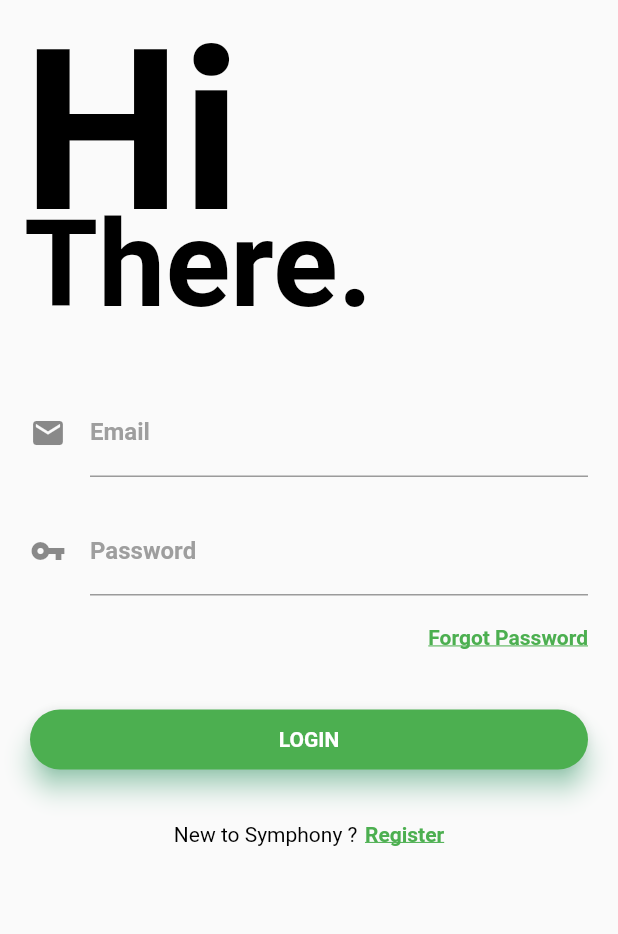
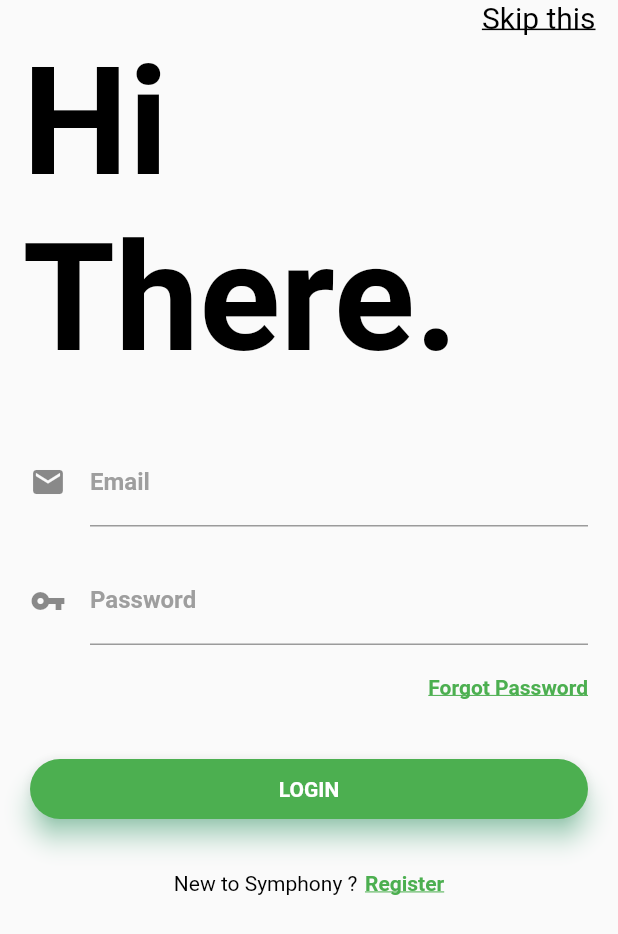
Before and after one commit to hetvikothari/Symphony, a Flutter app: the screen it shows after launch, on a phone screen of 412 x 824 dp. Shown: the top 934 px of the screen. Run offline on Flutter 3.47's test engine with Material 2 defaults, Android fonts, the phone set to English and light mode, and no system bars; Roboto replaces fonts that are missing (Montserrat); project files that could hold a hidden picture were left out.

Commit message:
Login and Signup Pages Added

```diff
--- a/symphony/lib/login.dart
+++ b/symphony/lib/login.dart
@@ -24,17 +24,17 @@
             crossAxisAlignment: CrossAxisAlignment.start,
             children: <Widget>[
               Container(
-                child: Stack(
+                padding: EdgeInsets.fromLTRB(15.0, 0.0, 15.0, 0.0),
+                child: Column(
+                  crossAxisAlignment: CrossAxisAlignment.stretch,
                   children: <Widget>[
-                    Container(
-                      padding: EdgeInsets.fromLTRB(15.0, 0.0, 0.0, 0.0),
-                      child: Text('Hi',
-                          style: TextStyle(fontSize: 150.0, fontWeight: FontWeight.bold, color: Colors.black)),
+                    GestureDetector(
+                      onTap: (){ pushtonavigator('/homepage'); },
+                      child: Text('Skip this', style: TextStyle(color: Colors.black, fontSize: 20, decoration: TextDecoration.underline,), textAlign: TextAlign.right,),
                     ),
                     Container(
-                      padding: EdgeInsets.fromLTRB(16.0, 130.0, 0.0, 0.0),
-                      child: Text('There.',
-                          style: TextStyle(fontSize: 80.0, fontWeight: FontWeight.bold, color: Colors.black)),
+                      child: Text('Hi There.',
+                          style: TextStyle(fontSize: 100.0, fontWeight: FontWeight.bold, color: Colors.black)),
                     ),
                   ],
                 ),
--- a/symphony/lib/main.dart
+++ b/symphony/lib/main.dart
@@ -20,6 +20,7 @@
       routes: {
         '/': (context) => LoginPage(),
         '/signup': (context) => SignupPage(),
+        '/homepage': (context) => MyHomePage(),
       },
       title: 'Flutter Demo',
       debugShowCheckedModeBanner: false,
```
